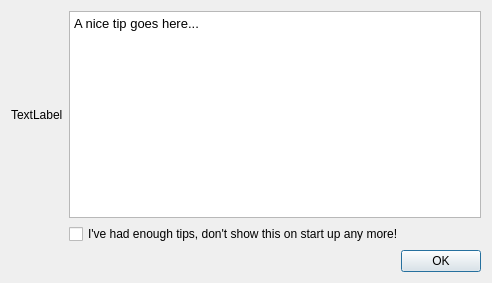
Qt form qgis/src/ui/qgstipguibase.ui (sourcepole/qgis) before a commit.
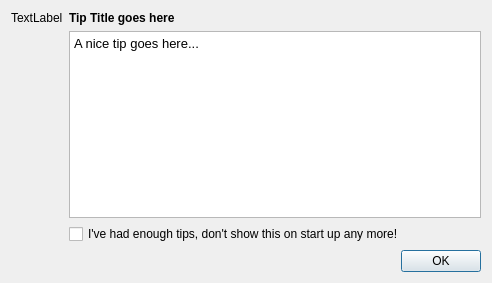
The same form after that commit.

Commit message: [FEATURE] Not sure how we coped without this till now...we now have a tip presented at startup. You can en/disable tips in the options panel. To contribute more tips, please add them to src/app/qgstipfactory.cpp

```diff
--- a/qgis/src/ui/qgstipguibase.ui
+++ b/qgis/src/ui/qgstipguibase.ui
@@ -21,7 +21,20 @@
      </property>
     </widget>
    </item>
-   <item row="0" column="1" colspan="2">
+   <item row="0" column="1">
+    <widget class="QLabel" name="lblTitle">
+     <property name="styleSheet">
+      <string notr="true">font-weight: bold; </string>
+     </property>
+     <property name="text">
+      <string>Tip Title goes here</string>
+     </property>
+     <property name="textFormat">
+      <enum>Qt::PlainText</enum>
+     </property>
+    </widget>
+   </item>
+   <item row="1" column="1">
     <widget class="QTextBrowser" name="txtTip">
      <property name="sizePolicy">
       <sizepolicy hsizetype="Expanding" vsizetype="Expanding">
@@ -41,14 +54,14 @@
      </property>
     </widget>
    </item>
-   <item row="1" column="1" colspan="2">
-    <widget class="QCheckBox" name="checkBox">
+   <item row="2" column="1">
+    <widget class="QCheckBox" name="cbxDisableTips">
      <property name="text">
       <string>I've had enough tips, don't show this on start up any more!</string>
      </property>
     </widget>
    </item>
-   <item row="2" column="2">
+   <item row="3" column="1">
     <widget class="QDialogButtonBox" name="buttonBox">
      <property name="orientation">
       <enum>Qt::Horizontal</enum>
```
The commit also changes 6 other files.
